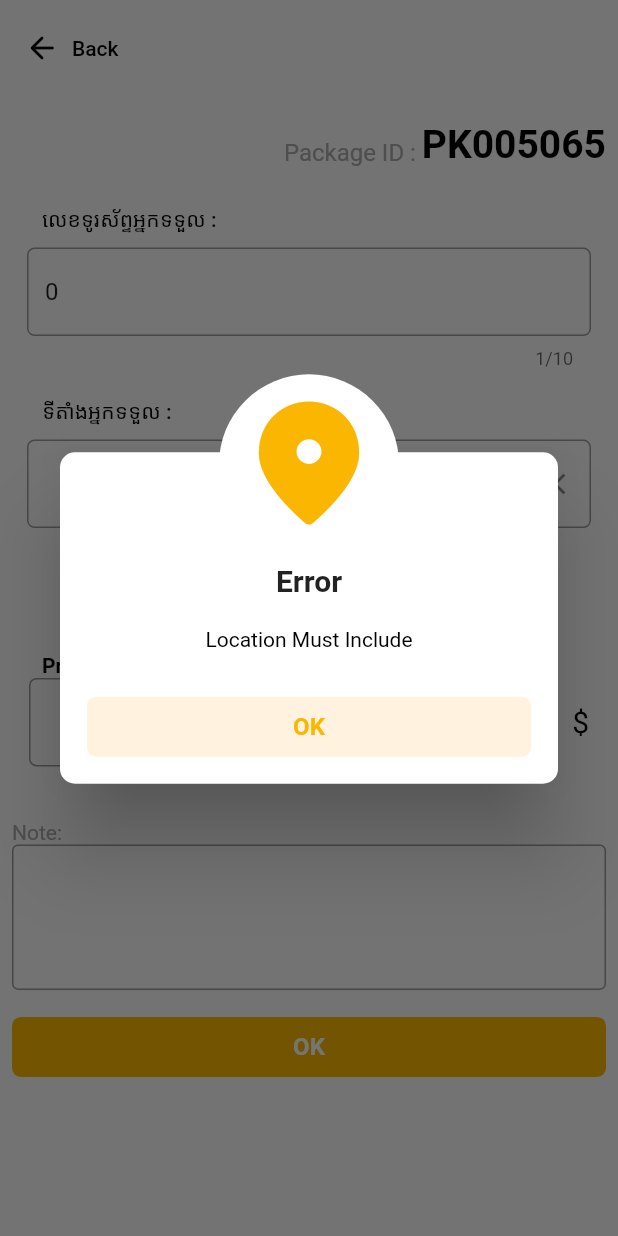
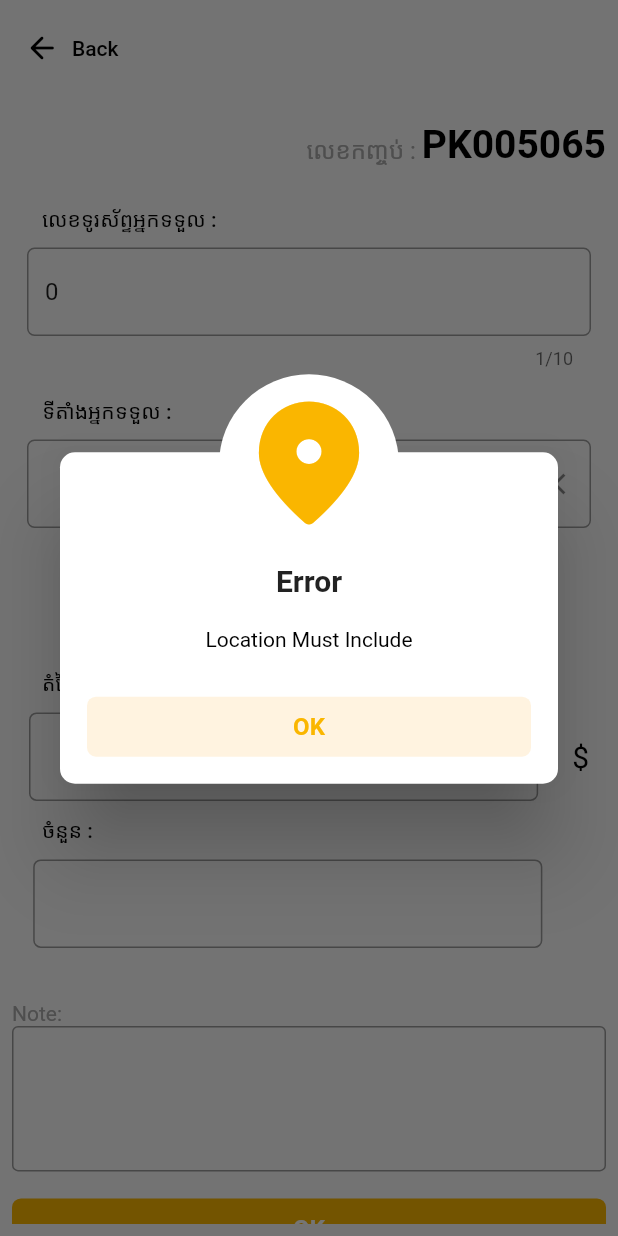
Before and after one commit to TepDe/WooiProject, a Flutter app: the CreatePackageScreen screen opened directly, after a tap on "OK", on a phone screen of 412 x 824 dp. Run offline on Flutter 3.47's test engine with Material 2 defaults, Android fonts, the phone set to English and light mode, and no system bars; our stand-ins replace cloud_firestore, firebase_auth, firebase_core, firebase_database, fluttertoast, geolocator and 4 more; missing offline and left inert: dart:ffi; accounts and stored records are empty; statements that could not run were skipped.

Commit message:
Update CreatePackageScreen.dart

```diff
--- a/lib/CreatePackageScreen.dart
+++ b/lib/CreatePackageScreen.dart
@@ -8,6 +8,7 @@ import 'package:flutter/services.dart';
 import 'package:fluttertoast/fluttertoast.dart';
 import 'package:get/get.dart';
 import 'package:wooiproject/Distination/clsDistin.dart';
+import 'package:wooiproject/Distination/language.dart';
 
 import 'GlobalControl/GlobalController.dart';
 import 'ViewScreen.dart';
@@ -63,12 +64,14 @@ class _CreatePackageScreenState extends State<CreatePackageScreen> {
   void initState() {
     // TODO: implement initState
     super.initState();
-    //suggestionLocation();
+    suggestionLocation();
     generatePackageID();
     fetchUserInformation();
     fetchToken();
     distince = clsDis.destination;
   }
+
+  final clsLan = ClsLanguage();
 
   Future<void> suggestionLocation() async {
     try {
@@ -77,11 +80,9 @@ class _CreatePackageScreenState extends State<CreatePackageScreen> {
       var data = await json.decode(jsonString);
       Map dist = data as Map;
       dist.forEach((key, values) {
-        distince.add(values[0]);
-        print(distince);
+        eng_distin.add(values[0]);
+        print(eng_distin);
       });
-      print(distince);
-      print(distince);
     } catch (e) {
       print(e);
     }
@@ -104,12 +105,15 @@ class _CreatePackageScreenState extends State<CreatePackageScreen> {
   }
 
   List distince = [];
+  List eng_distin = [];
   List forDisplay = [];
   final clsDis = ClsDestination();
+
   bool _validateInput(String input) {
     RegExp regExp = new RegExp(r'^[^0]\d*');
     return regExp.hasMatch(input);
   }
+
   @override
   Widget build(BuildContext context) {
     return SafeArea(
@@ -143,7 +147,7 @@ class _CreatePackageScreenState extends State<CreatePackageScreen> {
                     crossAxisAlignment: CrossAxisAlignment.end,
                     children: [
                       reUse.reUseText(
-                        content: 'Package ID : ',
+                        content: clsLan.packageID+' : ',
                         size: 16.0,
                         color: theme.grey,
                       ),
@@ -186,15 +190,14 @@ class _CreatePackageScreenState extends State<CreatePackageScreen> {
                   child: TextFormField(
                     controller: phoneBox,
                     // keyboardType: inputType,
-                    keyboardType: const TextInputType.numberWithOptions(
-                        decimal: true),
+                    keyboardType:
+                        const TextInputType.numberWithOptions(decimal: true),
                     inputFormatters: [
                       FilteringTextInputFormatter.allow(RegExp('[0-9.,]+')),
                       FilteringTextInputFormatter.digitsOnly,
                     ],
                     maxLength: 10,
-                    onChanged: (value) async{
-                    },
+                    onChanged: (value) async {},
                     decoration: InputDecoration(
                       //icon: Icon(textIcon ?? null),
                       // fillColor: theme.liteGrey,
@@ -229,33 +232,27 @@ class _CreatePackageScreenState extends State<CreatePackageScreen> {
                       print(value);
                       print(distince);
                       print(distince);
-
                       List results = clsDis.destination
-                          .where((user) =>
-                          user.toLowerCase().contains(
+                          .where((user) => user.toLowerCase().contains(
                               locationBox.text.toString().toLowerCase()))
                           .toList();
-                      // if (results == null || results.isEmpty) {
-                      //   results = completeList
-                      //       .where((user) => user['phoneNumber']
-                      //       .toLowerCase()
-                      //       .contains(search.text
-                      //       .toString()
-                      //       .toLowerCase()))
-                      //       .toList();
-                      // }
+                      if (results == null) {
+                        results = eng_distin
+                            .where((user) => user.toLowerCase().contains(
+                                locationBox.text.toString().toLowerCase()))
+                            .toList();
+                      }
+                      print(results);
+                      print(results);
                       forDisplay = results;
                       setState(() {});
-                      // FocusManager.instance.primaryFocus?.unfocus();
                     },
                     decoration: InputDecoration(
                       suffixIcon: IconButton(
                         onPressed: () {
                           locationBox.clear();
                           locationBox.text = '';
-                          setState(() {
-
-                          });
+                          setState(() {});
                         },
                         icon: const Icon(Icons.close),
                       ),
@@ -274,7 +271,8 @@ class _CreatePackageScreenState extends State<CreatePackageScreen> {
                 SizedBox(
                   //color: theme.red,
                   height: Get.height * 0.08,
-                  child: forDisplay != []?ListView.builder(
+                  child: forDisplay != []
+                      ? ListView.builder(
                           scrollDirection: Axis.horizontal,
                           padding: const EdgeInsets.all(8),
                           itemCount: forDisplay.length,
@@ -282,23 +280,26 @@ class _CreatePackageScreenState extends State<CreatePackageScreen> {
                             return SizedBox(
                               child: TextButton(
                                 onPressed: () {
-                              locationBox.text =
-                                  forDisplay[index].toString().trim().toLowerCase();
+                                  locationBox.text = forDisplay[index]
+                                      .toString()
+                                      .trim()
+                                      .toLowerCase();
                                 },
                                 child: Text(forDisplay[index]),
                               ),
                             );
-                      }):const SizedBox(),
+                          })
+                      : const SizedBox(),
                 ),
                 const SizedBox(
                   height: 18,
                 ),
                 Padding(
-                  padding: const EdgeInsets.only(left: 20),
+                  padding: const EdgeInsets.only(left: 20, bottom: 10, top: 10),
                   child: reUse.reUseText(
-                      content: 'Price :',
+                      content: clsLan.price+" :",
                       size: textSize,
-                      weight: FontWeight.bold,
+                      weight: FontWeight.w500,
                       color: theme.black),
                 ),
                 Row(
@@ -312,14 +313,44 @@ class _CreatePackageScreenState extends State<CreatePackageScreen> {
                             FilteringTextInputFormatter.allow(
                                 RegExp('[0-9.,]+')),
                           ],
-                          inputType:
-                          const TextInputType.numberWithOptions(decimal: true),
+                          inputType: const TextInputType.numberWithOptions(
+                              decimal: true),
                           label: ' ',
                           textIcon: Icons.location_on),
                     ),
                     Flexible(
                       flex: 1,
                       child: reUse.reUseText(content: '\$', size: 20.0),
+                    ),
+                  ],
+                ),
+                Padding(
+                  padding: const EdgeInsets.only(left: 20, bottom: 10, top: 10),
+                  child: reUse.reUseText(
+                      content: clsLan.qty+" :",
+                      size: textSize,
+                      weight: FontWeight.w500,
+                      color: theme.black),
+                ),
+                Row(
+                  mainAxisAlignment: MainAxisAlignment.spaceAround,
+                  children: [
+                    Flexible(
+                      flex: 6,
+                      child: reUse.reuseTextField(
+                          controller: qtyBox,
+                          formater: [
+                            FilteringTextInputFormatter.allow(
+                                RegExp('[0-9.,]+')),
+                          ],
+                          inputType: const TextInputType.numberWithOptions(
+                              decimal: true),
+                          label: ' ',
+                          textIcon: Icons.location_on),
+                    ),
+                    Flexible(
+                      flex: 1,
+                      child: reUse.reUseText(content: '', size: 20.0),
                     ),
                   ],
                 ),
@@ -415,19 +446,6 @@ class _CreatePackageScreenState extends State<CreatePackageScreen> {
                                         ),
                                       ),
                                     ));
-                              }  else if (!_validateInput(phoneBox.text.toString())) {
-                                await reUse.reUseCircleDialog(
-                                    context: context,
-                                    icon: Icons.monetization_on,
-                                    title: 'Error',
-                                    content: Center(
-                                      child: Text(
-                                        'no zero',
-                                        style: TextStyle(
-                                          color: theme.black,
-                                        ),
-                                      ),
-                                    ));
                               } else {
                                 alertDialog(context);
                                 await glb
@@ -438,7 +456,7 @@ class _CreatePackageScreenState extends State<CreatePackageScreen> {
                                         tokenKey: getToken.trim().toString(),
                                         chatid: chatid.trim().toString(),
                                         price: priceBox.text.trim().toString(),
-                                    note: noteBox.text.trim().toString(),
+                                        note: noteBox.text.toString(),
                                         packageID: packageID.toString(),
                                         qty: qtyBox.text.trim().toString(),
                                         phoneNumber:
@@ -486,8 +504,7 @@ class _CreatePackageScreenState extends State<CreatePackageScreen> {
                                   style: TextStyle(
                                       fontSize: 16,
                                       color: theme.white,
-                                      fontWeight: FontWeight.bold
-                                  ),
+                                      fontWeight: FontWeight.bold),
                                 )
                               ],
                             ),
```
Lines whose indentation alone changed are shown as unchanged.
